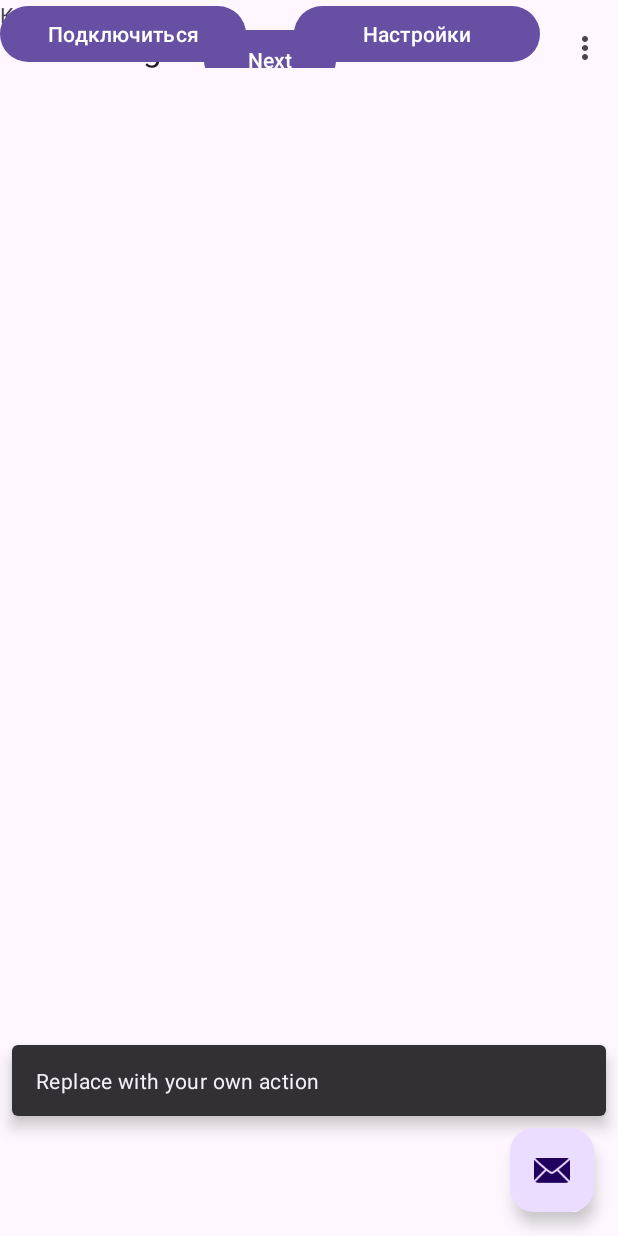
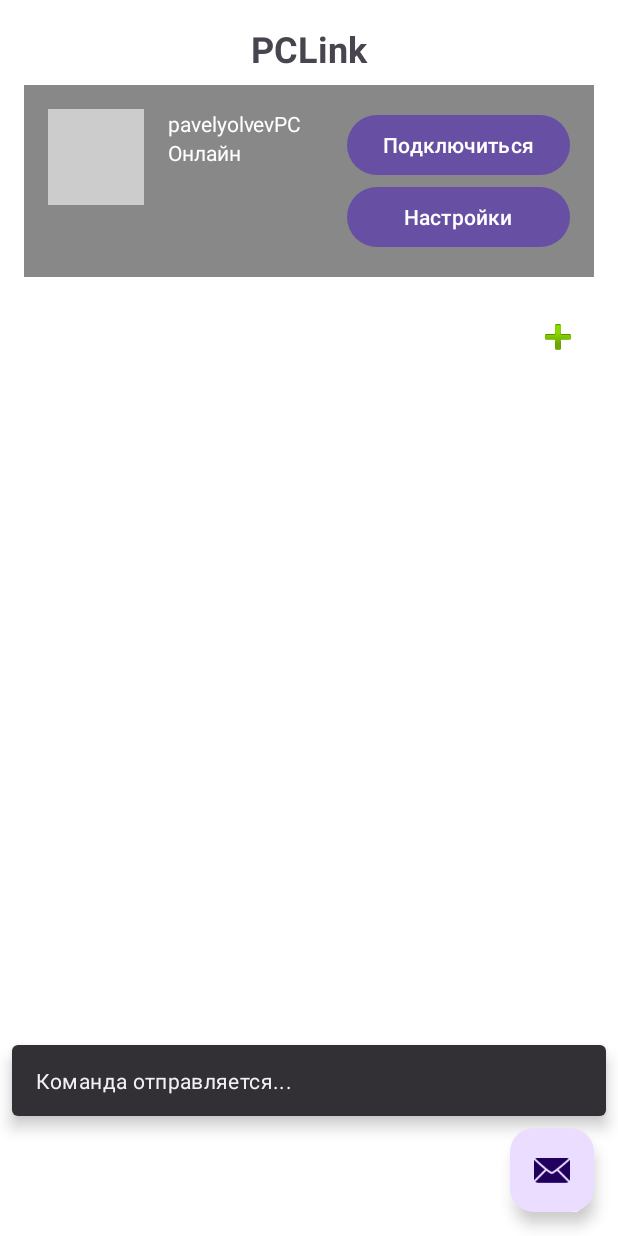
Before and after one commit to pavelyolvev/PCLink, an Android app: the screen it shows after launch (MainActivity), after a tap on an icon or button, on a phone screen of 412 x 824 dp. Run offline under Robolectric (Android 15) with nearby library versions, the phone set to English and light mode, and no system bars; our stand-ins replace navigation-ui.

Commit message:
Добавлен базовый интерфейс

```diff
--- a/app/src/main/AndroidManifest.xml
+++ b/app/src/main/AndroidManifest.xml
@@ -1,6 +1,7 @@
 <?xml version="1.0" encoding="utf-8"?>
 <manifest xmlns:android="http://schemas.android.com/apk/res/android"
     xmlns:tools="http://schemas.android.com/tools">
+    <uses-permission android:name="android.permission.INTERNET" />
 
     <application
         android:allowBackup="true"
--- a/app/src/main/java/com/example/pclink/FirstFragment.kt
+++ /dev/null
@@ -1,44 +0,0 @@
-package com.example.pclink
-
-import android.os.Bundle
-import androidx.fragment.app.Fragment
-import android.view.LayoutInflater
-import android.view.View
-import android.view.ViewGroup
-import androidx.navigation.fragment.findNavController
-import com.example.pclink.databinding.FragmentFirstBinding
-
-/**
- * A simple [Fragment] subclass as the default destination in the navigation.
- */
-class FirstFragment : Fragment() {
-
-    private var _binding: FragmentFirstBinding? = null
-
-    // This property is only valid between onCreateView and
-    // onDestroyView.
-    private val binding get() = _binding!!
-
-    override fun onCreateView(
-        inflater: LayoutInflater, container: ViewGroup?,
-        savedInstanceState: Bundle?
-    ): View {
-
-        _binding = FragmentFirstBinding.inflate(inflater, container, false)
-        return binding.root
-
-    }
-
-    override fun onViewCreated(view: View, savedInstanceState: Bundle?) {
-        super.onViewCreated(view, savedInstanceState)
-
-        binding.buttonFirst.setOnClickListener {
-            findNavController().navigate(R.id.action_FirstFragment_to_SecondFragment)
-        }
-    }
-
-    override fun onDestroyView() {
-        super.onDestroyView()
-        _binding = null
-    }
-}
--- a/app/src/main/java/com/example/pclink/MainActivity.kt
+++ b/app/src/main/java/com/example/pclink/MainActivity.kt
@@ -1,6 +1,8 @@
 package com.example.pclink
 
+import android.annotation.SuppressLint
 import android.os.Bundle
+import android.util.Log
 import com.google.android.material.snackbar.Snackbar
 import androidx.appcompat.app.AppCompatActivity
 import androidx.navigation.findNavController
@@ -9,13 +11,28 @@ import androidx.navigation.ui.navigateUp
 import androidx.navigation.ui.setupActionBarWithNavController
 import android.view.Menu
 import android.view.MenuItem
+import android.view.MotionEvent
+import android.view.View
+import androidx.appcompat.app.AppCompatDelegate
+import androidx.navigation.fragment.NavHostFragment
 import com.example.pclink.databinding.ActivityMainBinding
+import java.io.PrintWriter
+import java.net.Socket
+import kotlin.concurrent.thread
 
 class MainActivity : AppCompatActivity() {
 
     private lateinit var appBarConfiguration: AppBarConfiguration
     private lateinit var binding: ActivityMainBinding
 
+
+    private var socket: Socket? = null
+    private var writer: PrintWriter? = null
+
+    private var lastX = 0f
+    private var lastY = 0f
+
+    @SuppressLint("ClickableViewAccessibility")
     override fun onCreate(savedInstanceState: Bundle?) {
         super.onCreate(savedInstanceState)
 
@@ -24,16 +41,78 @@ class MainActivity : AppCompatActivity() {
 
         setSupportActionBar(binding.toolbar)
 
-        val navController = findNavController(R.id.nav_host_fragment_content_main)
+        val navHostFragment = supportFragmentManager
+            .findFragmentById(R.id.nav_host_fragment_content_main) as NavHostFragment
+        val navController = navHostFragment.navController
         appBarConfiguration = AppBarConfiguration(navController.graph)
         setupActionBarWithNavController(navController, appBarConfiguration)
+        AppCompatDelegate.setDefaultNightMode(AppCompatDelegate.MODE_NIGHT_NO)
+
 
         binding.fab.setOnClickListener { view ->
-            Snackbar.make(view, "Replace with your own action", Snackbar.LENGTH_LONG)
-                .setAction("Action", null)
-                .setAnchorView(R.id.fab).show()
+            // Показ Snackbar'а
+            Snackbar.make(view, "Команда отправляется...", Snackbar.LENGTH_SHORT)
+                .setAnchorView(R.id.fab)
+                .show()
+
+            // Сетевые действия в отдельном потоке
+            // Подключаемся к серверу
+            thread {
+                try {
+                    socket = Socket("192.168.31.49", 12312)
+                    writer = PrintWriter(socket!!.getOutputStream(), true)
+                } catch (e: Exception) {
+                    e.printStackTrace()
+                }
+            }
+
+//            val touchPad = findViewById<View>(R.id.touchPad)
+//            Log.d("TouchPadDebug", "touchPad = $touchPad")
+//
+//            touchPad.setOnTouchListener { _, event ->
+//                when (event.action) {
+//                    MotionEvent.ACTION_DOWN -> {
+//                        lastX = event.x
+//                        lastY = event.y
+//                    }
+//
+//                    MotionEvent.ACTION_MOVE -> {
+//                        val dx = event.x - lastX
+//                        val dy = event.y - lastY
+//                        lastX = event.x
+//                        lastY = event.y
+//
+//                        // Отправка команды MOVE
+//                        sendCommand("MOVE:${dx.toInt()},${dy.toInt()}")
+//                    }
+//
+//                    MotionEvent.ACTION_UP -> {
+//                        // Отправка команды CLICK
+//                        sendCommand("CLICK")
+//                    }
+//                }
+//                true
+//            }
         }
     }
+
+        private fun sendCommand(command: String) {
+            thread {
+                try {
+                    writer?.println(command)
+                } catch (e: Exception) {
+                    e.printStackTrace()
+                }
+            }
+        }
+
+        override fun onDestroy() {
+            super.onDestroy()
+            try {
+                writer?.close()
+                socket?.close()
+            } catch (_: Exception) { }
+        }
 
     override fun onCreateOptionsMenu(menu: Menu): Boolean {
         // Inflate the menu; this adds items to the action bar if it is present.
--- /dev/null
+++ b/app/src/main/java/com/example/pclink/PCSelectFragment.kt
@@ -0,0 +1,47 @@
+package com.example.pclink;
+
+import android.os.Bundle
+import androidx.fragment.app.Fragment
+import android.view.LayoutInflater
+import android.view.View
+import android.view.ViewGroup
+import android.widget.Button
+import android.widget.ImageButton
+import androidx.navigation.fragment.findNavController
+import com.example.pclink.databinding.PcselectBinding
+
+class PCSelectFragment : Fragment() {
+
+    private var _binding: PcselectBinding? = null
+    private val binding get() = _binding!!
+
+    override fun onCreateView(
+            inflater: LayoutInflater, container: ViewGroup?,
+            savedInstanceState: Bundle?
+    ): View {
+        _binding = PcselectBinding.inflate(inflater, container, false)
+        return binding.root
+    }
+
+    override fun onViewCreated(view: View, savedInstanceState: Bundle?) {
+        super.onViewCreated(view, savedInstanceState)
+
+        val connectBtn: Button = view.findViewById(R.id.btnConnect)
+        val settingsBtn: Button = view.findViewById(R.id.btnSettings)
+        val addBtn: ImageButton = view.findViewById(R.id.btnAddPC)
+
+        connectBtn.setOnClickListener {
+            val bundle = Bundle().apply {
+                putBoolean("isNew", true)
+            }
+            findNavController().navigate(R.id.action_PCSelectFragment_to_PCStreamFragment, bundle)
+        }
+
+        settingsBtn.setOnClickListener {
+            val bundle = Bundle().apply {
+                putBoolean("isNew", true)
+            }
+            findNavController().navigate(R.id.action_PCSelectFragment_to_PCSettingsFragment, bundle)
+        }
+    }
+}
--- a/app/src/main/res/layout/activity_main.xml
+++ b/app/src/main/res/layout/activity_main.xml
@@ -19,10 +19,13 @@
 
     </com.google.android.material.appbar.AppBarLayout>
 
-    <include
-        layout="@layout/content_main"
-        android:layout_width="wrap_content"
-        android:layout_height="wrap_content" />
+    <androidx.fragment.app.FragmentContainerView
+        android:id="@+id/nav_host_fragment_content_main"
+        android:name="androidx.navigation.fragment.NavHostFragment"
+        android:layout_width="match_parent"
+        android:layout_height="match_parent"
+        app:navGraph="@navigation/nav_graph"
+        app:defaultNavHost="true" />
 
     <com.google.android.material.floatingactionbutton.FloatingActionButton
         android:id="@+id/fab"
--- a/app/src/main/res/layout/fragment_first.xml
+++ /dev/null
@@ -1,24 +0,0 @@
-<?xml version="1.0" encoding="utf-8"?>
-<androidx.core.widget.NestedScrollView xmlns:android="http://schemas.android.com/apk/res/android"
-    xmlns:app="http://schemas.android.com/apk/res-auto"
-    xmlns:tools="http://schemas.android.com/tools"
-    android:layout_width="match_parent"
-    android:layout_height="match_parent"
-    tools:context=".FirstFragment">
-
-    <androidx.constraintlayout.widget.ConstraintLayout
-        android:layout_width="match_parent"
-        android:layout_height="match_parent"
-        android:padding="16dp">
-
-        <Button
-            android:id="@+id/button_first"
-            android:layout_width="wrap_content"
-            android:layout_height="wrap_content"
-            android:text="@string/next"
-            app:layout_constraintEnd_toEndOf="parent"
-            app:layout_constraintStart_toStartOf="parent"
-            app:layout_constraintTop_toTopOf="parent" />
-
-    </androidx.constraintlayout.widget.ConstraintLayout>
-</androidx.core.widget.NestedScrollView>
--- /dev/null
+++ b/app/src/main/res/layout/pcselect.xml
@@ -0,0 +1,83 @@
+<?xml version="1.0" encoding="utf-8"?>
+<LinearLayout xmlns:android="http://schemas.android.com/apk/res/android"
+    android:layout_width="match_parent"
+    android:layout_height="match_parent"
+    android:orientation="vertical"
+    android:padding="16dp"
+    android:background="@android:color/white">
+
+    <TextView
+        android:id="@+id/title"
+        android:layout_width="match_parent"
+        android:layout_height="wrap_content"
+        android:text="PCLink"
+        android:textSize="24sp"
+        android:textStyle="bold"
+        android:gravity="center"
+        android:paddingBottom="8dp" />
+
+    <LinearLayout
+        android:id="@+id/pcCard"
+        android:layout_width="match_parent"
+        android:layout_height="wrap_content"
+        android:orientation="horizontal"
+        android:background="#888888"
+        android:padding="16dp"
+        android:layout_marginBottom="16dp">
+
+        <ImageView
+            android:layout_width="64dp"
+            android:layout_height="64dp"
+            android:background="#cccccc" />
+
+        <LinearLayout
+            android:layout_width="0dp"
+            android:layout_weight="1"
+            android:layout_height="wrap_content"
+            android:orientation="vertical"
+            android:paddingStart="16dp">
+
+            <TextView
+                android:id="@+id/pcName"
+                android:layout_width="wrap_content"
+                android:layout_height="wrap_content"
+                android:text="pavelyolvevPC"
+                android:textColor="@android:color/white" />
+
+            <TextView
+                android:id="@+id/pcStatus"
+                android:layout_width="wrap_content"
+                android:layout_height="wrap_content"
+                android:text="Онлайн"
+                android:textColor="@android:color/white" />
+        </LinearLayout>
+
+        <LinearLayout
+            android:layout_width="wrap_content"
+            android:layout_height="wrap_content"
+            android:orientation="vertical">
+
+            <Button
+                android:id="@+id/btnConnect"
+                android:layout_width="wrap_content"
+                android:layout_height="wrap_content"
+                android:text="Подключиться" />
+
+            <Button
+                android:id="@+id/btnSettings"
+                android:layout_width="match_parent"
+                android:layout_height="wrap_content"
+                android:text="Настройки" />
+        </LinearLayout>
+
+    </LinearLayout>
+
+    <ImageButton
+        android:id="@+id/btnAddPC"
+        android:layout_width="48dp"
+        android:layout_height="48dp"
+        android:layout_gravity="end"
+        android:background="@android:color/transparent"
+        android:src="@android:drawable/ic_input_add"
+        android:contentDescription="Добавить" />
+</LinearLayout>
--- a/app/src/main/res/navigation/nav_graph.xml
+++ b/app/src/main/res/navigation/nav_graph.xml
@@ -1,28 +1,24 @@
 <?xml version="1.0" encoding="utf-8"?>
 <navigation xmlns:android="http://schemas.android.com/apk/res/android"
     xmlns:app="http://schemas.android.com/apk/res-auto"
-    xmlns:tools="http://schemas.android.com/tools"
-    android:id="@+id/nav_graph"
-    app:startDestination="@id/FirstFragment">
-
+    app:startDestination="@id/PCSelectFragment">
     <fragment
-        android:id="@+id/FirstFragment"
-        android:name="com.example.pclink.FirstFragment"
-        android:label="@string/first_fragment_label"
-        tools:layout="@layout/fragment_first">
-
+        android:id="@+id/PCSelectFragment"
+        android:name="com.example.pclink.PCSelectFragment"
+        android:label="PCSelectFragment" >
         <action
-            android:id="@+id/action_FirstFragment_to_SecondFragment"
-            app:destination="@id/SecondFragment" />
+            android:id="@+id/action_PCSelectFragment_to_PCSettingsFragment"
+            app:destination="@id/PCSettingsFragment" />
+        <action
+            android:id="@+id/action_PCSelectFragment_to_PCStreamFragment"
+            app:destination="@id/PCStreamFragment" />
     </fragment>
     <fragment
-        android:id="@+id/SecondFragment"
-        android:name="com.example.pclink.SecondFragment"
-        android:label="@string/second_fragment_label"
-        tools:layout="@layout/fragment_second">
-
-        <action
-            android:id="@+id/action_SecondFragment_to_FirstFragment"
-            app:destination="@id/FirstFragment" />
-    </fragment>
+        android:id="@+id/PCSettingsFragment"
+        android:name="com.example.pclink.PCSettingsFragment"
+        android:label="PCSettingsFragment" />
+    <fragment
+        android:id="@+id/PCStreamFragment"
+        android:name="com.example.pclink.PCStreamFragment"
+        android:label="PCStreamFragment" />
 </navigation>
--- a/build.gradle.kts
+++ b/build.gradle.kts
@@ -2,4 +2,5 @@
 plugins {
     alias(libs.plugins.androidApplication) apply false
     alias(libs.plugins.jetbrainsKotlinAndroid) apply false
+
 }
```
Also changed, not shown: app/src/main/java/com/example/pclink/NetworkLink.kt (+38 -0 lines), app/src/main/java/com/example/pclink/PCSettingsFragment.kt (added, +50 -0 lines), app/src/main/java/com/example/pclink/PCStreamFragment.kt (added, +26 -0 lines), app/src/main/java/com/example/pclink/SecondFragment.kt (deleted, +0 -44 lines), app/src/main/res/layout/fragment_second.xml (deleted, +0 -24 lines), app/src/main/res/layout/pcsettings.xml (added, +98 -0 lines), app/src/main/res/layout/pcstream.xml (added, +21 -0 lines), app/src/main/res/layout/touchpad.xml (added, +7 -0 lines), app/src/main/res/values/strings.xml (+11 -0 lines), app/src/main/res/values/styles.xml (added, +16 -0 lines).
